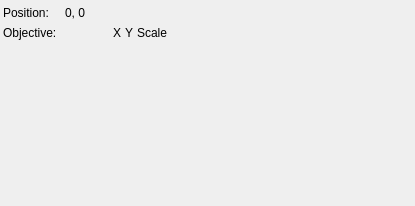
Before: the Qt Designer form lib/devices/Microscope/deviceTemplate.ui in acq4/acq4, drawn with Qt 5.
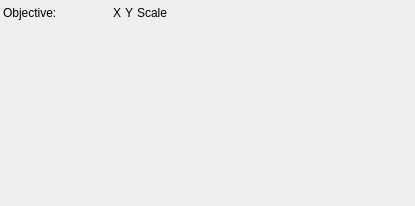
After: the same form once the commit is applied.

Patch:
```diff
--- a/lib/devices/Microscope/deviceTemplate.ui
+++ b/lib/devices/Microscope/deviceTemplate.ui
@@ -24,41 +24,14 @@
     <number>3</number>
    </property>
    <item row="0" column="0">
-    <widget class="QLabel" name="label">
-     <property name="text">
-      <string>Position:</string>
-     </property>
-    </widget>
-   </item>
-   <item row="0" column="1" colspan="2">
-    <widget class="QLabel" name="positionLabel">
-     <property name="text">
-      <string>0, 0</string>
-     </property>
-    </widget>
-   </item>
-   <item row="1" column="0">
     <widget class="QLabel" name="label_2">
      <property name="text">
       <string>Objective:</string>
      </property>
     </widget>
    </item>
-   <item row="1" column="3">
-    <spacer name="horizontalSpacer">
-     <property name="orientation">
-      <enum>Qt::Horizontal</enum>
-     </property>
-     <property name="sizeHint" stdset="0">
-      <size>
-       <width>40</width>
-       <height>20</height>
-      </size>
-     </property>
-    </spacer>
-   </item>
    <item row="0" column="3">
-    <spacer name="horizontalSpacer_2">
+    <spacer name="horizontalSpacer">
      <property name="orientation">
       <enum>Qt::Horizontal</enum>
      </property>
@@ -70,7 +43,7 @@
      </property>
     </spacer>
    </item>
-   <item row="2" column="0">
+   <item row="1" column="0">
     <spacer name="verticalSpacer">
      <property name="orientation">
       <enum>Qt::Vertical</enum>
@@ -83,7 +56,7 @@
      </property>
     </spacer>
    </item>
-   <item row="1" column="1" colspan="2">
+   <item row="0" column="1" colspan="2">
     <layout class="QGridLayout" name="objectiveLayout">
      <property name="spacing">
       <number>4</number>
```
